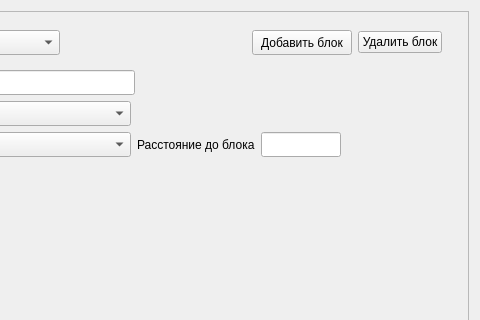
Qt form source/gui/enteringblocks.ui (baseoleph/secad) before a commit; both pictures show x 270 to 750 and y 0 to 320 of the 750 by 805 pixel window.
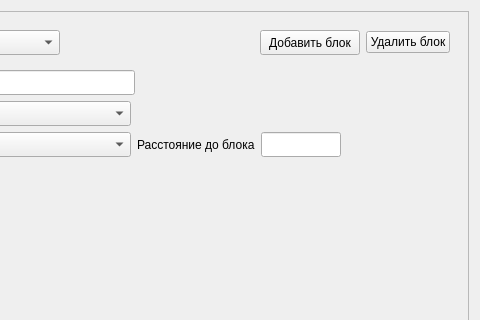
The same form after that commit.

What changed in the file:
```diff
--- a/source/gui/enteringblocks.ui
+++ b/source/gui/enteringblocks.ui
@@ -33,7 +33,7 @@
         <widget class="QWidget" name="widget_2" native="true">
          <property name="maximumSize">
           <size>
-           <width>700</width>
+           <width>1000</width>
            <height>16777215</height>
           </size>
          </property>
```
